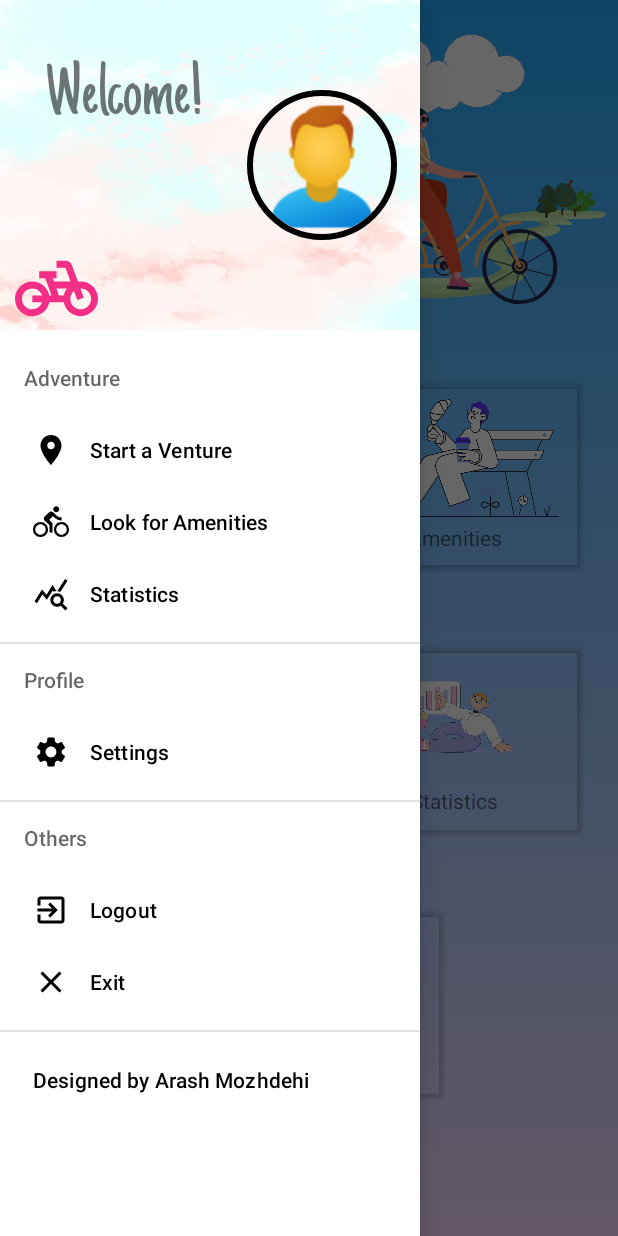
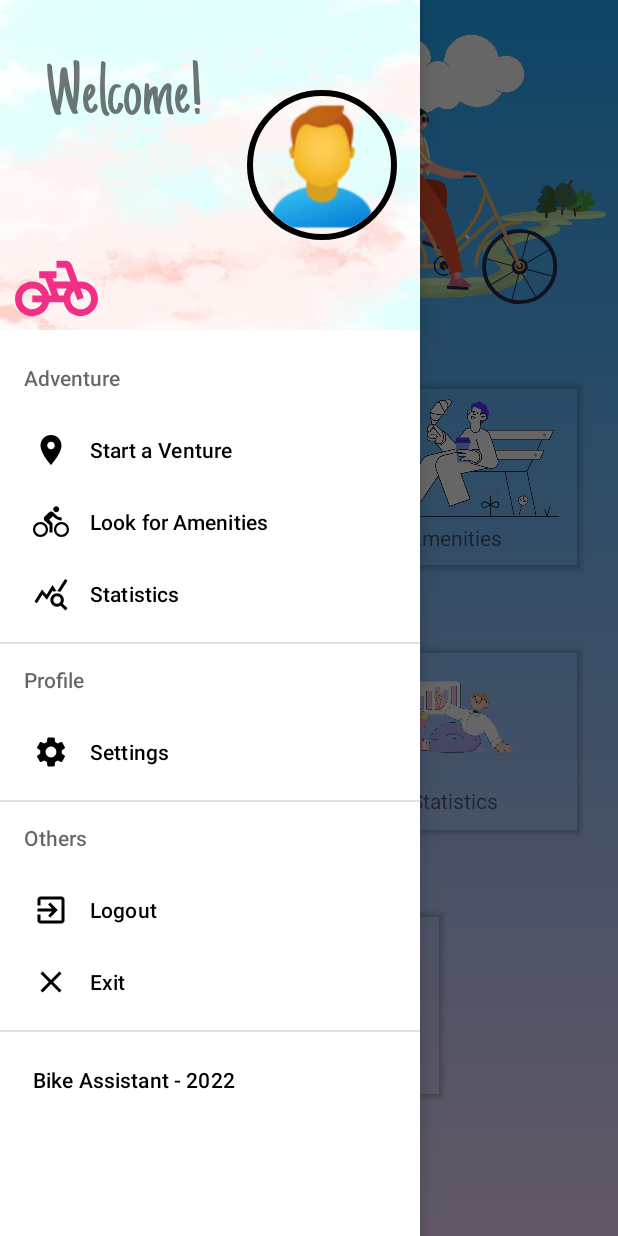
Before and after one commit to ArashMozhdehi/651-Final-Project-Mobile-UI, an Android app: the dashboard screen opened directly, with no data from a screen before it, with the side drawer open, on a phone screen of 412 x 824 dp. Run offline under Robolectric (Android 15) with nearby library versions, the light colour scheme and no system bars; our stand-ins replace CircleImageView, Firebase (no records; nobody signed in at launch, a user with empty details on screens opened directly), navigation-ui; libraries missing offline, so code that uses them is left out: androidx.cardview.widget, com.karumi.dexter, com.skydoves, com.skydoves.balloon, de.hdodenhof.circleimageview and 2 more.

Commit message:
UI modeifications

```diff
--- a/app/src/main/res/menu/main_menu.xml
+++ b/app/src/main/res/menu/main_menu.xml
@@ -48,7 +48,7 @@
             </menu>
         </item>
     </group>
-    <item android:title="Designed by Arash Mozhdehi" >
+    <item android:title="Bike Assistant - 2022" >
 
     </item>
 </menu>
```
